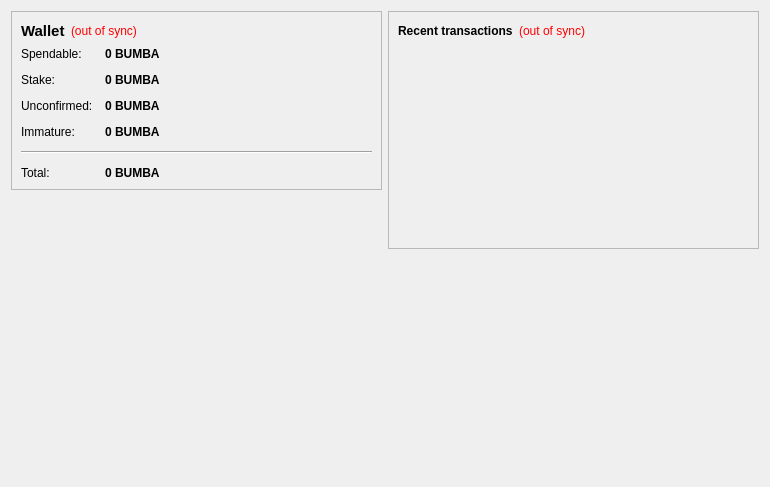
Above: src/qt/forms/overviewpage.ui from bumbacoin/bumbacoin2-v1033 before the change. Below: the same form after it.
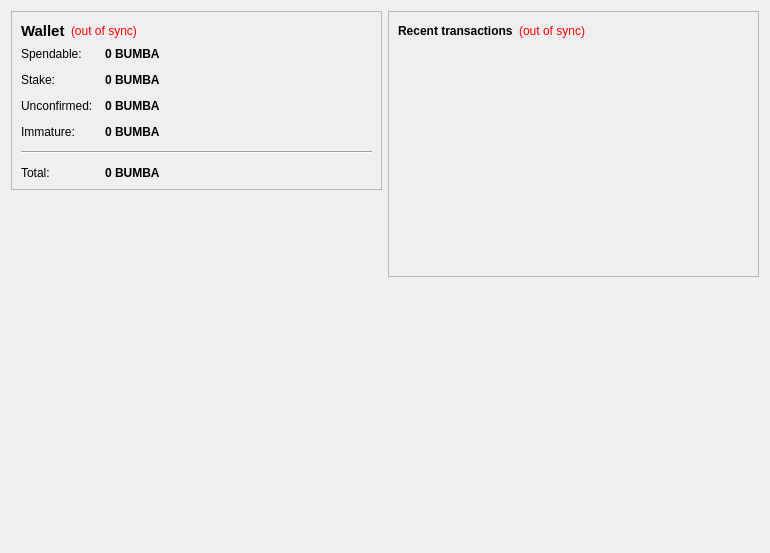
That is the form after the change. Icons and pictures are not drawn.

Diff of the .ui file:
```diff
--- a/src/qt/forms/overviewpage.ui
+++ b/src/qt/forms/overviewpage.ui
@@ -7,7 +7,7 @@
     <x>0</x>
     <y>0</y>
     <width>770</width>
-    <height>487</height>
+    <height>553</height>
    </rect>
   </property>
   <property name="windowTitle">
@@ -264,6 +264,9 @@
        <property name="scaledContents">
         <bool>false</bool>
        </property>
+       <property name="alignment">
+        <set>Qt::AlignCenter</set>
+       </property>
        <property name="margin">
         <number>0</number>
        </property>
```
Left out of the diff: 14 changed lines with no effect on the pictures.
